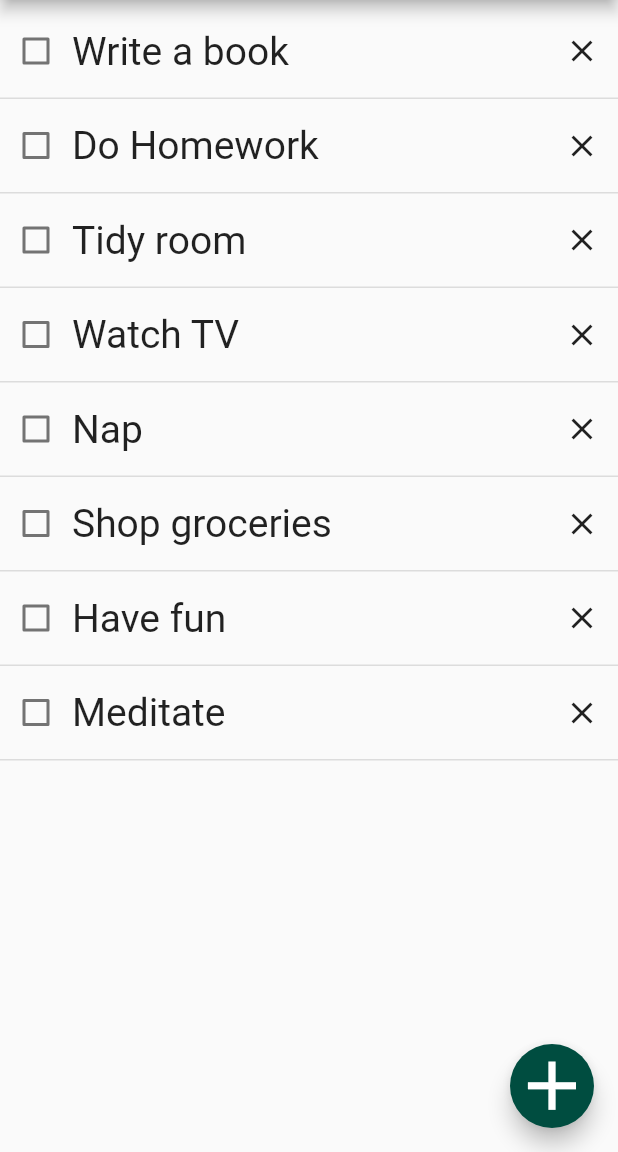
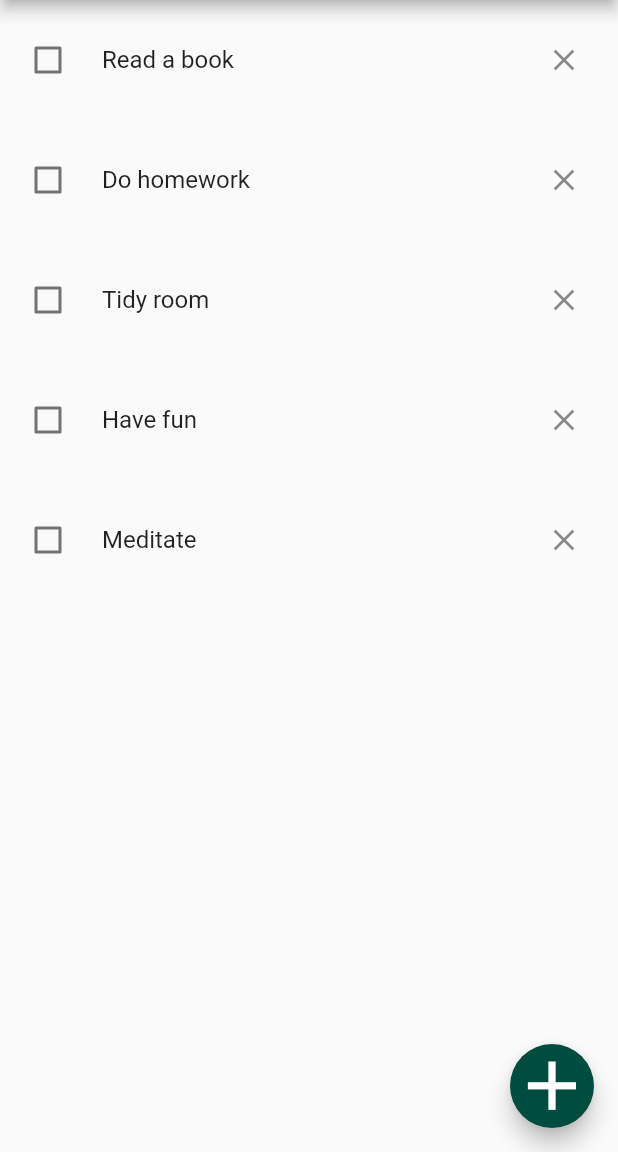
Before and after one commit to gu-tig169-ht21/gusblombfi, a Flutter app: the screen it shows after launch, after a tap on the "clear" icon, on a phone screen of 412 x 824 dp, the part 84-1236 px from its top. Run offline on Flutter 3.47's test engine with Material 2 defaults, Android fonts, the phone set to English and light mode, and no system bars.

Commit message:
Fixat så man kan klicka i individuella checkboxes. Ta bort fungerar dock inte.

```diff
--- /dev/null
+++ b/lib/gammalkod.txt
@@ -0,0 +1,98 @@
+
+  /*  _checkItem2() {
+    final List<CheckboxItem> checkboxList = [
+      CheckboxItem('Write a book', false),
+      CheckboxItem('Tidy room', false)
+    ];
+    return ListView.builder(
+        /* itemCount: tasks.length, */
+        itemBuilder: (context, index) {
+      return CheckboxListTile(
+          title: Text(checkboxList[index].text),
+          value: checkboxList[index].value,
+          onChanged: (bool? value) {
+            setState(() {});
+          });
+    });
+  }
+ */
+/*
+  _checkItem() {
+    return Expanded(
+      child: Column(
+        children: tasks.keys.map(
+          (taskItem) {
+            return CheckboxListTile(
+              title: Text(
+                taskItem,
+                style: taskItem. == true
+                ? const TextStyle(
+                  fontSize: 22,
+                  fontWeight: FontWeight.w300,
+
+                )
+                :
+              ),
+              value: tasks[taskItem],
+              secondary: IconButton(
+                icon: const Icon(Icons.clear),
+                onPressed: () {
+                  setState(() {
+                    print(taskItem);
+/*  tasks.removeWhere((key, value) => value == tasks[taskItem]);*/
+                  });
+                },
+              ),
+              controlAffinity: ListTileControlAffinity.leading,
+              onChanged: (bool? value) {
+                setState(() {
+                  tasks[taskItem] = value;
+                });
+              },
+            );
+          },
+        ).toList(),
+      ),
+    );
+  } */
+
+  /* Widget _item(String name) {
+    return Row(
+      mainAxisAlignment: MainAxisAlignment.spaceBetween,
+      children: <Widget>[
+        Checkbox(
+          value: isChecked,
+          onChanged: (bool? value) {
+            setState(() {
+              isChecked = value!;
+              pressed = !pressed;
+            });
+          },
+        ),
+        Expanded(
+          child: Text(
+            name,
+            style: pressed
+                ? const TextStyle(
+                    fontSize: 26,
+                    fontWeight: FontWeight.w400,
+                    decoration: TextDecoration.lineThrough,
+                  )
+                : const TextStyle(fontSize: 26, fontWeight: FontWeight.w400),
+          ),
+        ),
+        IconButton(
+          onPressed: () {},
+          icon: const Icon(Icons.clear),
+        ),
+      ],
+    );
+  } */
+
+
+  /* class CheckboxItem {
+  final String text;
+  final bool value;
+
+  CheckboxItem(this.text, this.value);
+} */
--- a/lib/main.dart
+++ b/lib/main.dart
@@ -1,10 +1,37 @@
 // ignore_for_file: unused_element
 
 import 'package:flutter/material.dart';
+import 'package:provider/provider.dart';
 import 'addView.dart';
 
+class MyState extends ChangeNotifier {
+  final List<CheckBoxState> _list = [];
+
+  List<CheckBoxState> get list => _list;
+
+  void removeBox(CheckBoxState checkbox) {
+    _list.remove(checkbox);
+    notifyListeners();
+  }
+}
+
+class CheckBoxState {
+  final String title;
+  bool value;
+
+  CheckBoxState({
+    required this.title,
+    this.value = false,
+  });
+}
+
 void main() {
-  runApp(const MyApp());
+  runApp(
+    ChangeNotifierProvider(
+      create: (context) => MyState(),
+      child: const MyApp(),
+    ),
+  );
 }
 
 class MyApp extends StatelessWidget {
@@ -32,16 +59,13 @@ class MyHomePage extends StatefulWidget {
 }
 
 class _MyHomePageState extends State<MyHomePage> {
-  bool isChecked = false;
-  bool pressed = false;
-
-  /*  Map<String, bool?> tasks = {
-    'Write a book': false,
-    'Clean': false,
-    'Do dishes': false,
-    'Sweep floor': false,
-    'Climb Mount Everest': true,
-  }; */
+  final list = [
+    CheckBoxState(title: 'Read a book'),
+    CheckBoxState(title: 'Do homework'),
+    CheckBoxState(title: 'Tidy room'),
+    CheckBoxState(title: 'Have fun'),
+    CheckBoxState(title: 'Meditate'),
+  ];
 
   @override
   Widget build(BuildContext context) {
@@ -62,7 +86,11 @@ class _MyHomePageState extends State<MyHomePage> {
               icon: const Icon(Icons.more_vert_sharp, size: 35))
         ],
       ),
-      body: _body(),
+      body: Consumer<MyState>(builder: (context, state, child) {
+        return ListView(children: <Widget>[
+          ...list.map(_buildCheckbox).toList(),
+        ]);
+      }),
       floatingActionButton: FloatingActionButton(
         onPressed: () {
           Navigator.push(context, MaterialPageRoute(builder: (context) {
@@ -80,120 +108,24 @@ class _MyHomePageState extends State<MyHomePage> {
     );
   }
 
-  _body() {
-    return Container(
-      margin: const EdgeInsets.only(top: 10),
-      child: Column(
-        children: [
-          _item('Write a book'),
-          _divider(),
-          _item('Do Homework'),
-          _divider(),
-          _item('Tidy room'),
-          _divider(),
-          _item('Watch TV'),
-          _divider(),
-          _item('Nap'),
-          _divider(),
-          _item('Shop groceries'),
-          _divider(),
-          _item('Have fun'),
-          _divider(),
-          _item('Meditate'),
-          _divider(),
-        ],
-      ),
-    );
-  }
-
-/*   _checkItem2() {
-    final List<CheckboxItem> checkboxList = [
-      CheckboxItem('Test', false),
-      CheckboxItem('Test', false)
-    ];
-    return ListView.builder(
-        itemCount: tasks.length,
-        itemBuilder: (context, index) {
-          return CheckboxListTile(
-              title: Text(checkboxList[index].text),
-              value: checkboxList[index].flag,
-              onChanged: (bool? value) {
-                setState(() {});
-              });
-        });
-  } */
-/*
-  _checkItem() {
-    return Expanded(
-      child: Column(
-        children: tasks.keys.map(
-          (taskItem) {
-            return CheckboxListTile(
-              title: Text(
-                taskItem,
-                style: taskItem. == true
-                ? const TextStyle(
-                  fontSize: 22,
-                  fontWeight: FontWeight.w300,
-
-                )
-                :
-              ),
-              value: tasks[taskItem],
-              secondary: IconButton(
-                icon: const Icon(Icons.clear),
-                onPressed: () {
-                  setState(() {
-                    print(taskItem);
-/*  tasks.removeWhere((key, value) => value == tasks[taskItem]);*/
-                  });
-                },
-              ),
-              controlAffinity: ListTileControlAffinity.leading,
-              onChanged: (bool? value) {
-                setState(() {
-                  tasks[taskItem] = value;
-                });
-              },
-            );
-          },
-        ).toList(),
-      ),
-    );
-  } */
-
-  Widget _item(String name) {
-    return Row(
-      mainAxisAlignment: MainAxisAlignment.spaceBetween,
-      children: <Widget>[
-        Checkbox(
-          value: isChecked,
-          onChanged: (bool? value) {
-            setState(() {
-              isChecked = value!;
-              pressed = !pressed;
-            });
-          },
+  Widget _buildCheckbox(CheckBoxState checkbox) => CheckboxListTile(
+        contentPadding: const EdgeInsets.all(12.0),
+        controlAffinity: ListTileControlAffinity.leading,
+        value: checkbox.value,
+        title: Text(checkbox.title,
+            style: TextStyle(
+                decoration:
+                    checkbox.value ? TextDecoration.lineThrough : null)),
+        secondary: IconButton(
+            icon: const Icon(Icons.clear),
+            onPressed: () {
+              Provider.of<MyState>(context, listen: false).removeBox(checkbox);
+              /* state.removeBox(checkbox); */ //ta bort kort
+            }),
+        onChanged: (value) => setState(
+          () => checkbox.value = value!,
         ),
-        Expanded(
-          child: Text(
-            name,
-            style: pressed
-                ? const TextStyle(
-                    fontSize: 26,
-                    fontWeight: FontWeight.w400,
-                    decoration: TextDecoration.lineThrough,
-                  )
-                : const TextStyle(fontSize: 26, fontWeight: FontWeight.w400),
-          ),
-        ),
-        IconButton(
-          onPressed: () {},
-          icon: const Icon(Icons.clear),
-        ),
-      ],
-    );
-  }
+      );
 
   _divider() {
     return const Divider(
@@ -202,10 +134,3 @@ class _MyHomePageState extends State<MyHomePage> {
     );
   }
 }
-
-/* class CheckboxItem {
-  final String text;
-  final bool flag;
-
-  CheckboxItem(this.text, this.flag);
-} */
--- a/pubspec.yaml
+++ b/pubspec.yaml
@@ -29,6 +29,7 @@ environment:
 dependencies:
   flutter:
     sdk: flutter
+  provider: ^6.0.1
 
 
   # The following adds the Cupertino Icons font to your application.
```
Also changed, not shown: pubspec.lock.
